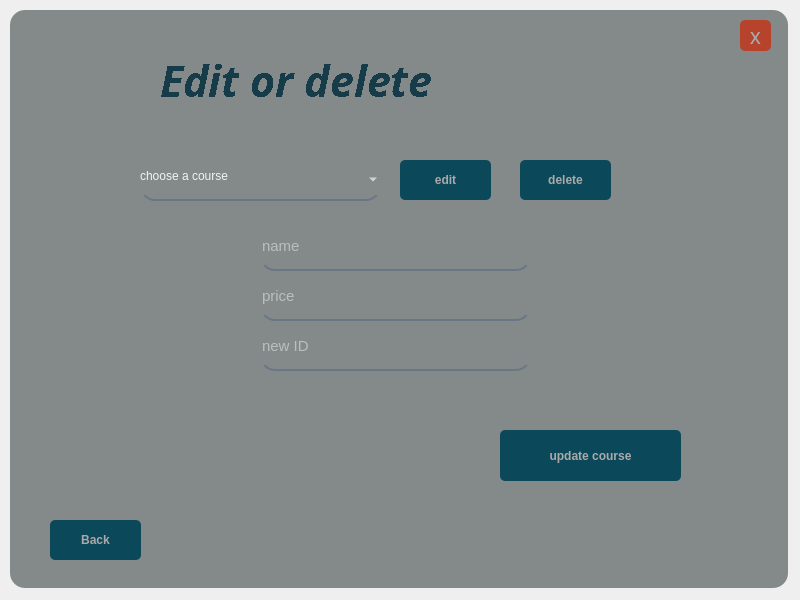
Old version of the form UIs/edit_c.ui in the repository IxBahy/EDU-center-system.
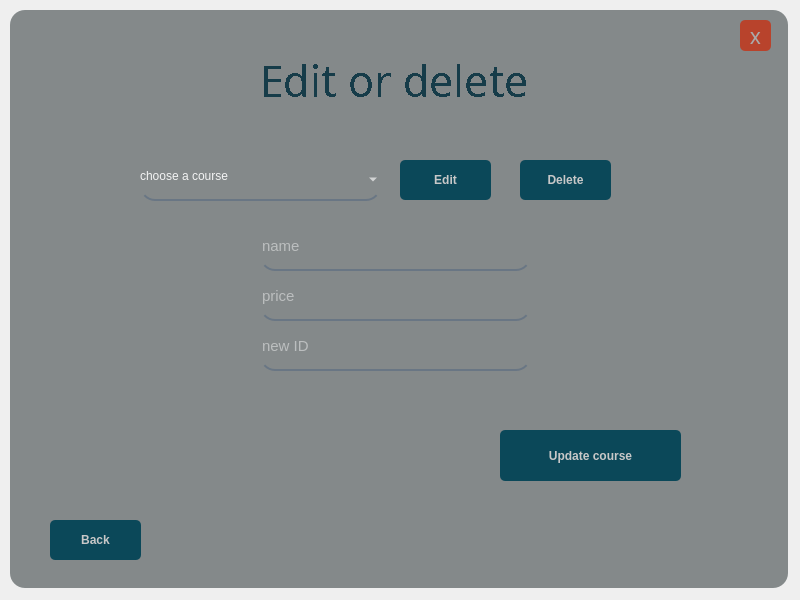
New version of the form.

```diff
--- a/UIs/edit_c.ui
+++ b/UIs/edit_c.ui
@@ -98,19 +98,19 @@
     <widget class="QLabel" name="Program_name">
      <property name="geometry">
       <rect>
-       <x>150</x>
+       <x>250</x>
        <y>-10</y>
-       <width>481</width>
+       <width>311</width>
        <height>161</height>
       </rect>
      </property>
      <property name="font">
       <font>
-       <family>Cascadia Code ExtraLight</family>
+       <family>Dubai Medium</family>
        <pointsize>32</pointsize>
-       <weight>75</weight>
-       <italic>true</italic>
-       <bold>true</bold>
+       <weight>50</weight>
+       <italic>false</italic>
+       <bold>false</bold>
        <underline>false</underline>
        <strikeout>false</strikeout>
        <stylestrategy>NoAntialias</stylestrategy>
@@ -153,7 +153,7 @@
 	
 	background-color: rgb(11, 72, 89);
 	border-radius:5px;
-color:rgb(170, 170, 170);
+color:rgb(200,200,200);
 }
 QPushButton#BackButton:hover{	
 	background-color: qlineargradient(spread:pad, x1:0.99, y1:1, x2:0, y2:0, stop:0.119403 rgba(19, 122, 150, 255), stop:0.791045 rgba(37, 44, 38, 255));
@@ -202,7 +202,7 @@
 	
 	background-color: rgb(11, 72, 89);
 	border-radius:5px;
-color:rgb(170, 170, 170);
+color:rgb(200,200,200);
 }
 QPushButton#edit_Button:hover{	
 	background-color: qlineargradient(spread:pad, x1:0.99, y1:1, x2:0, y2:0, stop:0.119403 rgba(19, 122, 150, 255), stop:0.791045 rgba(37, 44, 38, 255));
@@ -220,7 +220,7 @@
 </string>
      </property>
      <property name="text">
-      <string>edit</string>
+      <string>Edit</string>
      </property>
     </widget>
     <widget class="QPushButton" name="delete_Button">
@@ -251,7 +251,7 @@
 	
 	background-color: rgb(11, 72, 89);
 	border-radius:5px;
-color:rgb(170, 170, 170);
+color:rgb(200,200,200);
 }
 QPushButton#delete_Button:hover{	
 	background-color: qlineargradient(spread:pad, x1:0.99, y1:1, x2:0, y2:0, stop:0.119403 rgba(19, 122, 150, 255), stop:0.791045 rgba(37, 44, 38, 255));
@@ -269,7 +269,7 @@
 </string>
      </property>
      <property name="text">
-      <string>delete</string>
+      <string>Delete</string>
      </property>
     </widget>
     <widget class="QLineEdit" name="name">
@@ -369,7 +369,7 @@
 	
 	background-color: rgb(11, 72, 89);
 	border-radius:5px;
-color:rgb(170, 170, 170);
+color:rgb(200,200,200);
 }
 QPushButton#update_Button:hover{	
 	background-color: qlineargradient(spread:pad, x1:0.99, y1:1, x2:0, y2:0, stop:0.119403 rgba(19, 122, 150, 255), stop:0.791045 rgba(37, 44, 38, 255));
@@ -387,7 +387,7 @@
 </string>
      </property>
      <property name="text">
-      <string>update course</string>
+      <string>Update course</string>
      </property>
     </widget>
     <widget class="QLineEdit" name="new_id">
```
Left out of the diff: 16 changed lines with no effect on the pictures.
